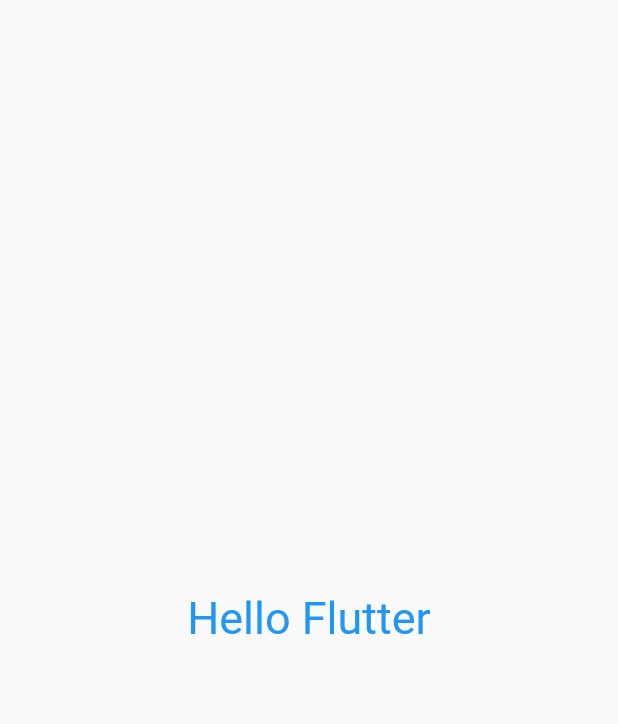
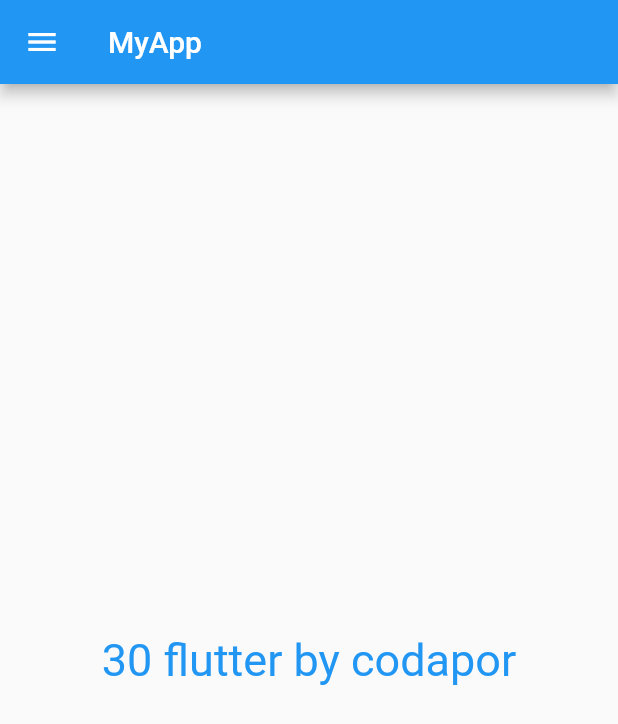
Before and after one commit to github1075/flutter8hr_codepur, a Flutter app: the screen it shows after launch, on a phone screen of 412 x 824 dp. Shown: the top 724 px of the screen. Run offline on Flutter 3.47's test engine with Material 2 defaults, Android fonts, the phone set to English and light mode, and no system bars.

Commit message:
lear to add dart file

```diff
--- /dev/null
+++ b/lib/homepage.dart
@@ -0,0 +1,30 @@
+import 'package:flutter/material.dart';
+class HomePage extends StatelessWidget {
+  const HomePage({Key? key}) : super(key: key);
+
+  @override
+  Widget build(BuildContext context) {
+    int day=30;
+    String name="codapor";
+    return Scaffold(
+      appBar: AppBar(
+        title: Text(
+          'MyApp'
+        ),
+      ),
+        body: Center(
+          child: Container(
+            child: Text(
+              '$day flutter by $name',
+              style: TextStyle(
+                  fontSize: 30,
+                  color: Colors.blue
+              ),
+            ),
+          ),
+        ),
+      drawer: Drawer(),
+
+      );
+  }
+}
--- a/lib/main.dart
+++ b/lib/main.dart
@@ -1,3 +1,4 @@
+import 'package:demo/homepage.dart';
 import 'package:flutter/material.dart';
 
 void main() {
@@ -11,20 +12,7 @@
   Widget build(BuildContext context) {
     return MaterialApp(
       debugShowCheckedModeBanner: false,
-      home: Material(
-        child: Center(
-          child: Container(
-            child: Text(
-              'Hello Flutter',
-              style: TextStyle(
-                fontSize: 30,
-                color: Colors.blue
-              ),
-            ),
-          ),
-        ),
-
-      ),
+      home:HomePage(),
     );
   }
 }
```
